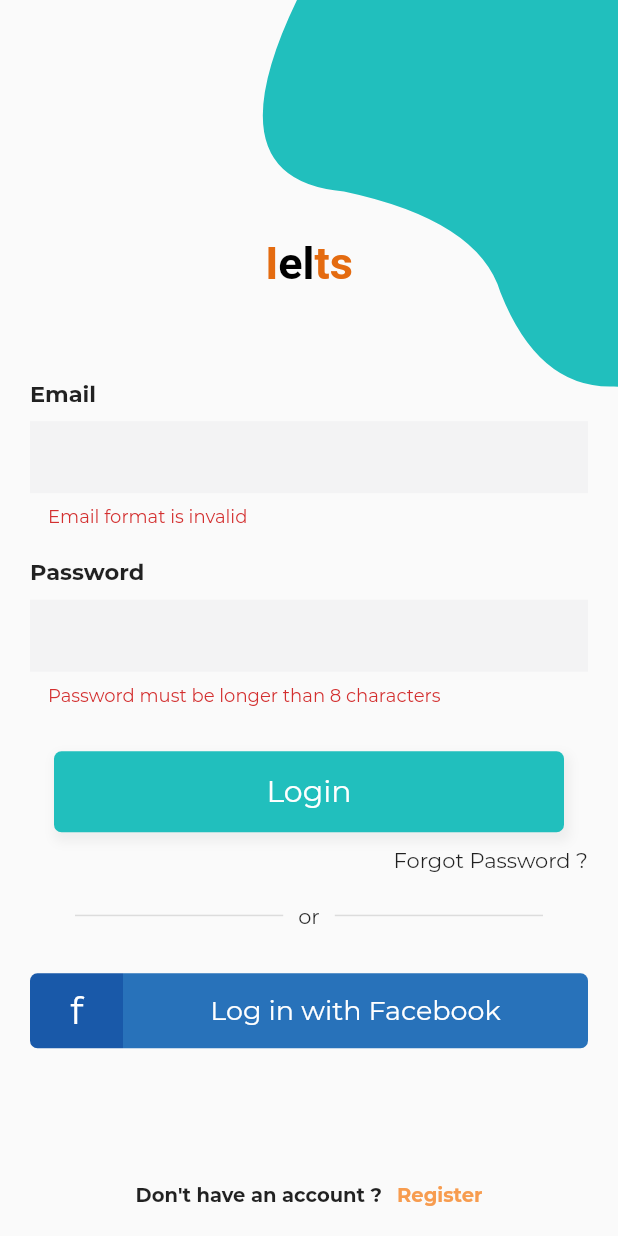
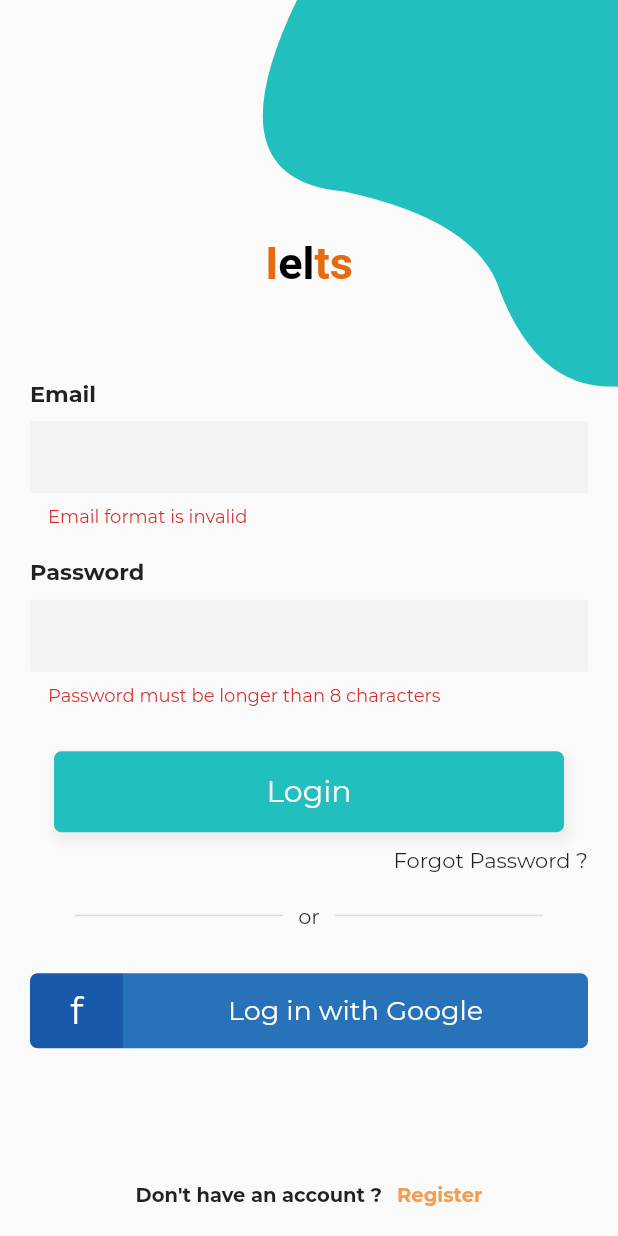
Before and after one commit to nikhilmufc7/Flutter_IeltsPrep, a Flutter app: the screen it shows after launch, after a tap on "Login", on a phone screen of 412 x 824 dp. Run offline on Flutter 3.47's test engine with Material 2 defaults, Android fonts, the phone set to English and light mode, and no system bars; our stand-ins replace audioplayers, cached_network_image, cloud_firestore, firebase_auth, firebase_messaging, flutter_tindercard and 3 more; accounts and stored records are empty; project files that could hold a hidden picture were left out.

```diff
--- a/lib/locator.dart
+++ b/lib/locator.dart
@@ -3,9 +3,11 @@ import 'package:ielts/services/api.dart';
 import 'package:ielts/services/listeningApi.dart';
 import 'package:ielts/services/readingApi.dart';
 import 'package:ielts/services/speakingApi.dart';
+
 import 'package:ielts/viewModels/listeningCrudModel.dart';
 import 'package:ielts/viewModels/readingCrudModel.dart';
 import 'package:ielts/viewModels/speakingCrudModel.dart';
+
 import 'package:ielts/viewModels/writingCrudModel.dart';
 
 GetIt locator = GetIt.instance;
--- a/lib/main.dart
+++ b/lib/main.dart
@@ -7,6 +7,7 @@ import 'package:ielts/router.dart';
 import 'package:ielts/viewModels/listeningCrudModel.dart';
 import 'package:ielts/viewModels/readingCrudModel.dart';
 import 'package:ielts/viewModels/speakingCrudModel.dart';
+
 import 'package:ielts/viewModels/writingCrudModel.dart';
 import 'package:provider/provider.dart';
 
--- a/lib/screens/login_screen.dart
+++ b/lib/screens/login_screen.dart
@@ -346,7 +346,7 @@ class _LoginScreenState extends State<LoginScreen>
                       topRight: Radius.circular(5)),
                 ),
                 alignment: Alignment.center,
-                child: Text('Log in with Facebook',
+                child: Text('Log in with Google',
                     style: TextStyle(
                         color: Colors.white,
                         fontSize: 18,
--- a/lib/screens/splash_screen.dart
+++ b/lib/screens/splash_screen.dart
@@ -4,6 +4,8 @@ import 'package:cloud_firestore/cloud_firestore.dart';
 import 'package:ielts/app_constants.dart';
 import 'package:ielts/screens/home_screen.dart';
 import 'package:ielts/services/auth.dart';
+import 'package:ielts/widgets/menu_page.dart';
+import 'package:provider/provider.dart';
 
 class SplashScreen extends StatefulWidget {
   SplashScreen({Key key}) : super(key: key);
@@ -19,9 +21,16 @@ class _SplashScreenState extends State<SplashScreen> {
         .currentUser()
         .then((currentUser) => {
               if (currentUser == null)
-                {Navigator.pushReplacementNamed(context, RoutePaths.login)}
+                {
+                  Navigator.pushReplacementNamed(
+                    context,
+                    RoutePaths.login,
+                  ),
+                  userId = currentUser.uid,
+                }
               else
                 {
+                  userId = currentUser.uid,
                   Firestore.instance
                       .collection("users")
                       .document(currentUser.uid)
@@ -41,6 +50,11 @@ class _SplashScreenState extends State<SplashScreen> {
 
   @override
   Widget build(BuildContext context) {
+    @override
+    void initState() {
+      super.initState();
+    }
+
     return Scaffold(
       body: Center(
         child: Container(
--- a/lib/services/auth.dart
+++ b/lib/services/auth.dart
@@ -10,6 +10,7 @@ final GoogleSignIn googleSignIn = GoogleSignIn();
 String name;
 String email;
 String imageUrl;
+String userId;
 
 String userImage =
     'https://encrypted-tbn0.gstatic.com/images?q=tbn%3AANd9GcTP6HBlxRaCn7CViHiZrhpx1Sx4GHM-dafYZZjW0eizMFidSQRS&usqp=CAU';
@@ -35,6 +36,7 @@ Future<String> signInWithGoogle() async {
   name = user.displayName;
   email = user.email;
   imageUrl = user.photoUrl;
+  userId = user.uid;
 
   // Only taking the first part of the name, i.e., First Name
   if (name.contains(" ")) {
@@ -62,6 +64,7 @@ Future<String> signIn(String email, String password) async {
   FirebaseUser user = result.user;
   name = user.displayName;
   email = user.email;
+  userId = user.uid;
 
   return user.uid;
 }
--- a/lib/services/speakingApi.dart
+++ b/lib/services/speakingApi.dart
@@ -1,8 +1,10 @@
 import 'package:cloud_firestore/cloud_firestore.dart';
+import 'package:firebase_auth/firebase_auth.dart';
 
 class SpeakingApi {
   final Firestore _db = Firestore.instance;
   final String path;
+  String id;
   CollectionReference ref;
 
   SpeakingApi(this.path) {
```
Also changed, not shown: lib/widgets/menu_page.dart (+45 -9 lines).
